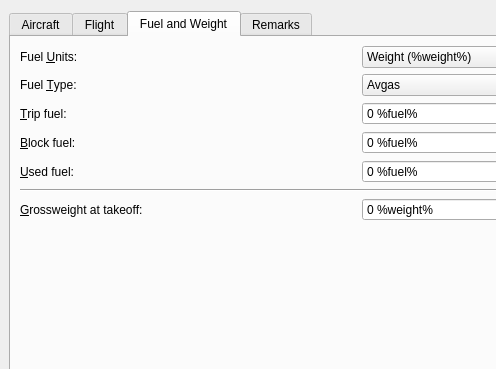
Above: src/logbook/logdatadialog.ui from albar965/littlenavmap before the change; both pictures show x 0 to 496 and y 0 to 369 of the 739 by 637 pixel window. Below: the same form after it.
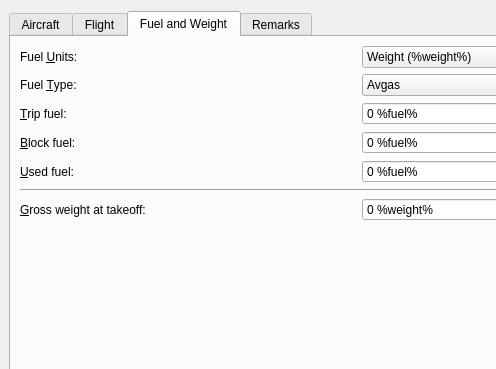
That is the form after the change. The open tabs and pages were chosen to show the change.

What changed in the file:
```diff
--- a/src/logbook/logdatadialog.ui
+++ b/src/logbook/logdatadialog.ui
@@ -1183,7 +1183,7 @@
        <item row="6" column="1">
         <widget class="QLabel" name="labelFuelGrossweight">
          <property name="text">
-          <string>&amp;Grossweight at takeoff:</string>
+          <string>&amp;Gross weight at takeoff:</string>
          </property>
          <property name="buddy">
           <cstring>spinBoxFuelGrossweight</cstring>
```
